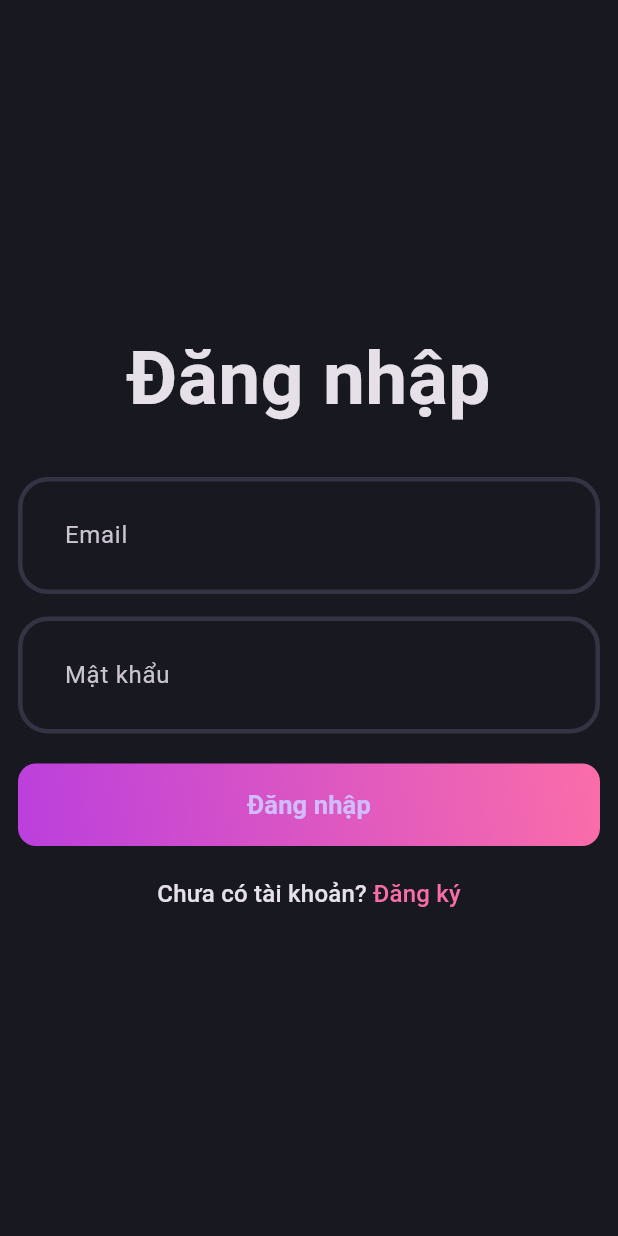
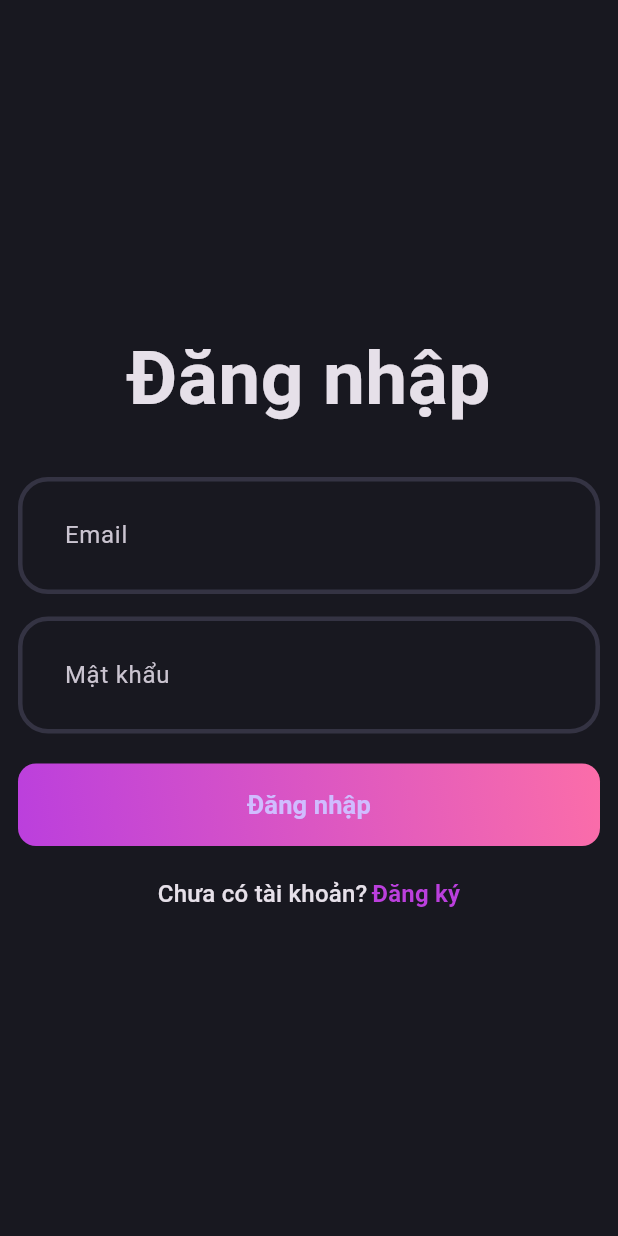
Before and after one commit to sanggit999/blog_app, a Flutter app: the screen it shows after launch, on a phone screen of 412 x 824 dp. Run offline on Flutter 3.47's test engine with Material 3 defaults, Android fonts, the phone set to English and light mode, and no system bars; our stand-ins replace dotted_border, flutter_bloc, fpdart, get_it, image_picker, supabase_flutter; accounts and stored records are empty.

```diff
--- a/lib/core/theme/theme.dart
+++ b/lib/core/theme/theme.dart
@@ -15,10 +15,10 @@ class AppTheme {
     appBarTheme: const AppBarTheme(
       backgroundColor: AppPallete.backgroundColor,
     ),
-    // chipTheme: const ChipThemeData(
-    //   color: MaterialStatePropertyAll(AppPallete.backgroundColor),
-    //   side: BorderSide.none,
-    // ),
+    chipTheme: const ChipThemeData(
+      color: MaterialStatePropertyAll(AppPallete.backgroundColor),
+      side: BorderSide.none,
+    ),
     inputDecorationTheme: InputDecorationTheme(
       contentPadding: const EdgeInsets.all(27.0),
       border: _boder(),
--- a/lib/features/auth/presentation/pages/login_page.dart
+++ b/lib/features/auth/presentation/pages/login_page.dart
@@ -5,6 +5,7 @@ import 'package:blog_app/features/auth/presentation/bloc/auth_bloc.dart';
 import 'package:blog_app/features/auth/presentation/pages/signup_page.dart';
 import 'package:blog_app/features/auth/presentation/widgets/auth_field.dart';
 import 'package:blog_app/features/auth/presentation/widgets/auth_gradient_button.dart';
+import 'package:flutter/cupertino.dart';
 import 'package:flutter/material.dart';
 import 'package:flutter_bloc/flutter_bloc.dart';
 
@@ -93,6 +94,16 @@ class _LoginPageState extends State<LoginPage> {
                   const SizedBox(
                     height: 20,
                   ),
+                  Row(
+                    mainAxisAlignment: MainAxisAlignment.center,
+                    children: [
+                      Text(
+                        "Chưa có tài khoản?",
+                        style: Theme.of(context).textTheme.titleMedium,
+                      ),
+                      const SizedBox(
+                        width: 3,
+                      ),
                       GestureDetector(
                         onTap: () {
                           Navigator.push(
@@ -100,24 +111,17 @@ class _LoginPageState extends State<LoginPage> {
                             SignUpPage.route(),
                           );
                         },
-                    child: RichText(
-                      text: TextSpan(
-                        text: "Chưa có tài khoản? ",
-                        style: Theme.of(context).textTheme.titleMedium,
-                        children: [
-                          TextSpan(
-                            text: "Đăng ký",
-                            style: Theme.of(context)
-                                .textTheme
-                                .titleMedium
-                                ?.copyWith(
-                                  color: AppPallete.gradient2,
+                        child: Text(
+                          "Đăng ký",
+                          style:
+                              Theme.of(context).textTheme.titleMedium?.copyWith(
+                                    color: AppPallete.gradient1,
+                                    fontWeight: FontWeight.bold,
+                                  ),
                         ),
                       )
                     ],
                   ),
-                    ),
-                  )
                 ],
               ),
             ),
```
Also changed, not shown: lib/core/utils/pick_image.dart (added, +17 -0 lines), lib/features/auth/presentation/pages/signup_page.dart (+17 -14 lines), lib/features/blog/presentation/pages/add_new_blog_page.dart (added, +169 -0 lines), lib/features/blog/presentation/pages/blog_page.dart (+8 -1 lines), lib/features/blog/presentation/widgets/blog_field.dart (added, +28 -0 lines), pubspec.yaml (+4 -5 lines), pubspec.lock, 6 other files. Lines whose indentation alone changed are shown as unchanged.
